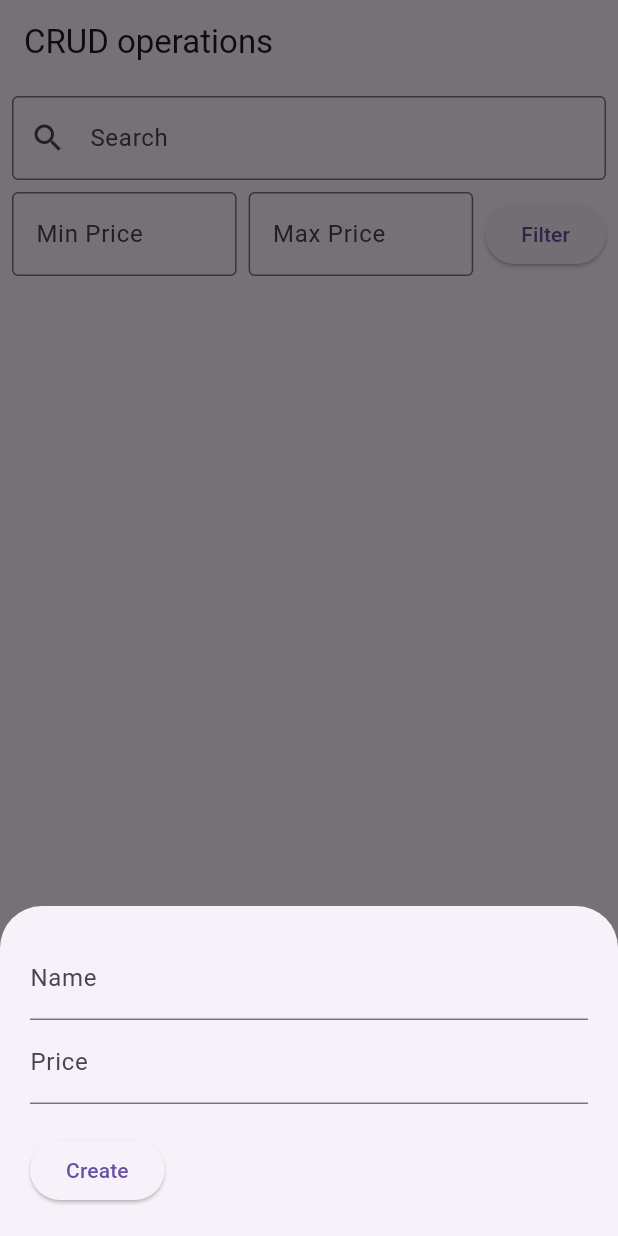
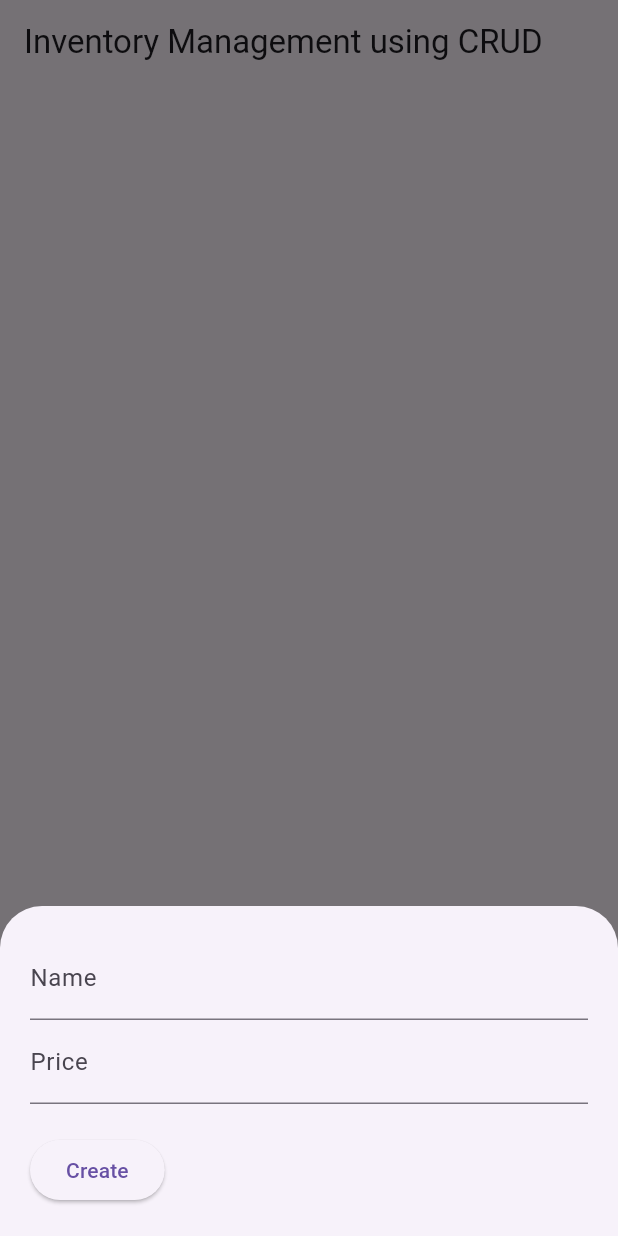
Before and after one commit to fheise1/incw12--MAD-, a Flutter app: the screen it shows after launch, after a tap on the "add" icon, on a phone screen of 412 x 824 dp. Run offline on Flutter 3.47's test engine with Material 3 defaults, Android fonts, the light colour scheme and no system bars; our stand-ins replace cloud_firestore, firebase_core; accounts and stored records are empty.

Commit message:
simplified incw11 to better fit this assignment

```diff
--- a/lib/main.dart
+++ b/lib/main.dart
@@ -17,7 +17,6 @@ class MyApp extends StatelessWidget {
   @override
   Widget build(BuildContext context) {
     return const MaterialApp(
-      // Remove the debug banner
       debugShowCheckedModeBanner: false,
       title: 'Test',
       home: HomePage(),
@@ -33,45 +32,17 @@ class HomePage extends StatefulWidget {
 }
 
 class _HomePageState extends State<HomePage> {
-  // text fields' controllers
   final TextEditingController _nameController = TextEditingController();
   final TextEditingController _priceController = TextEditingController();
-  final TextEditingController _searchController = TextEditingController(); // Controller for search bar
-  final TextEditingController _minPriceController = TextEditingController(); // Controller for minimum price
-  final TextEditingController _maxPriceController = TextEditingController(); // Controller for maximum price
 
   final CollectionReference _products =
       FirebaseFirestore.instance.collection('products');
-
-  String _searchQuery = '';
-  double? _minPrice; // Minimum price filter
-  double? _maxPrice; // Maximum price filter
-
-  @override
-  void initState() {
-    super.initState();
-    _searchController.addListener(() {
-      setState(() {
-        _searchQuery = _searchController.text.toLowerCase();
-      });
-    });
-  }
 
   @override
   void dispose() {
     _nameController.dispose();
     _priceController.dispose();
-    _searchController.dispose();
-    _minPriceController.dispose();
-    _maxPriceController.dispose();
     super.dispose();
-  }
-
-  void _applyPriceFilter() {
-    setState(() {
-      _minPrice = double.tryParse(_minPriceController.text);
-      _maxPrice = double.tryParse(_maxPriceController.text);
-    });
   }
 
   Future<void> _createOrUpdate([DocumentSnapshot? documentSnapshot]) async {
@@ -118,12 +89,10 @@ class _HomePageState extends State<HomePage> {
                   double price = double.parse(_priceController.text);
                   if (name.isNotEmpty && price != null) {
                     if (action == 'create') {
-                      // Persist a new product to Firestore
                       await _products.add({"name": name, "price": price});
                     }
 
                     if (action == 'update') {
-                      // Update the product
                       await _products.doc(documentSnapshot!.id).update({
                         "name": name,
                         "price": price,
@@ -158,76 +127,17 @@ class _HomePageState extends State<HomePage> {
   Widget build(BuildContext context) {
     return Scaffold(
       appBar: AppBar(
-        title: const Text('CRUD operations'),
+        title: const Text('Inventory Management using CRUD'),
       ),
-      body: Column(
-        children: [
-          // Search Bar
-          Padding(
-            padding: const EdgeInsets.all(8.0),
-            child: TextField(
-              controller: _searchController,
-              decoration: const InputDecoration(
-                labelText: 'Search',
-                prefixIcon: Icon(Icons.search),
-                border: OutlineInputBorder(),
-              ),
-            ),
-          ),
-          // Price Range Filter
-          Padding(
-            padding: const EdgeInsets.symmetric(horizontal: 8.0),
-            child: Row(
-              children: [
-                Expanded(
-                  child: TextField(
-                    controller: _minPriceController,
-                    keyboardType: TextInputType.numberWithOptions(decimal: true),
-                    decoration: const InputDecoration(
-                      labelText: 'Min Price',
-                      border: OutlineInputBorder(),
-                    ),
-                  ),
-                ),
-                const SizedBox(width: 8),
-                Expanded(
-                  child: TextField(
-                    controller: _maxPriceController,
-                    keyboardType: TextInputType.numberWithOptions(decimal: true),
-                    decoration: const InputDecoration(
-                      labelText: 'Max Price',
-                      border: OutlineInputBorder(),
-                    ),
-                  ),
-                ),
-                const SizedBox(width: 8),
-                ElevatedButton(
-                  onPressed: _applyPriceFilter,
-                  child: const Text('Filter'),
-                ),
-              ],
-            ),
-          ),
-          Expanded(
-            // Using StreamBuilder to display all products from Firestore in real-time
-            child: StreamBuilder(
+      body: StreamBuilder(
         stream: _products.snapshots(),
         builder: (context, AsyncSnapshot<QuerySnapshot> streamSnapshot) {
           if (streamSnapshot.hasData) {
-                  final filteredDocs = streamSnapshot.data!.docs.where((doc) {
-                    final name = doc['name'].toString().toLowerCase();
-                    final price = doc['price'] as double;
-                    final matchesSearch = name.contains(_searchQuery);
-                    final matchesPrice = (_minPrice == null || price >= _minPrice!) &&
-                        (_maxPrice == null || price <= _maxPrice!);
-                    return matchesSearch && matchesPrice;
-                  }).toList();
-
             return ListView.builder(
-                    itemCount: filteredDocs.length,
+              itemCount: streamSnapshot.data!.docs.length,
               itemBuilder: (context, index) {
                 final DocumentSnapshot documentSnapshot =
-                          filteredDocs[index];
+                    streamSnapshot.data!.docs[index];
                 return Card(
                   margin: const EdgeInsets.all(10),
                   child: ListTile(
@@ -261,9 +171,6 @@ class _HomePageState extends State<HomePage> {
           );
         },
       ),
-          ),
-        ],
-      ),
       floatingActionButton: FloatingActionButton(
         onPressed: () => _createOrUpdate(),
         child: const Icon(Icons.add),
```
Also changed, not shown: 3 other files. Lines whose indentation alone changed are shown as unchanged.
